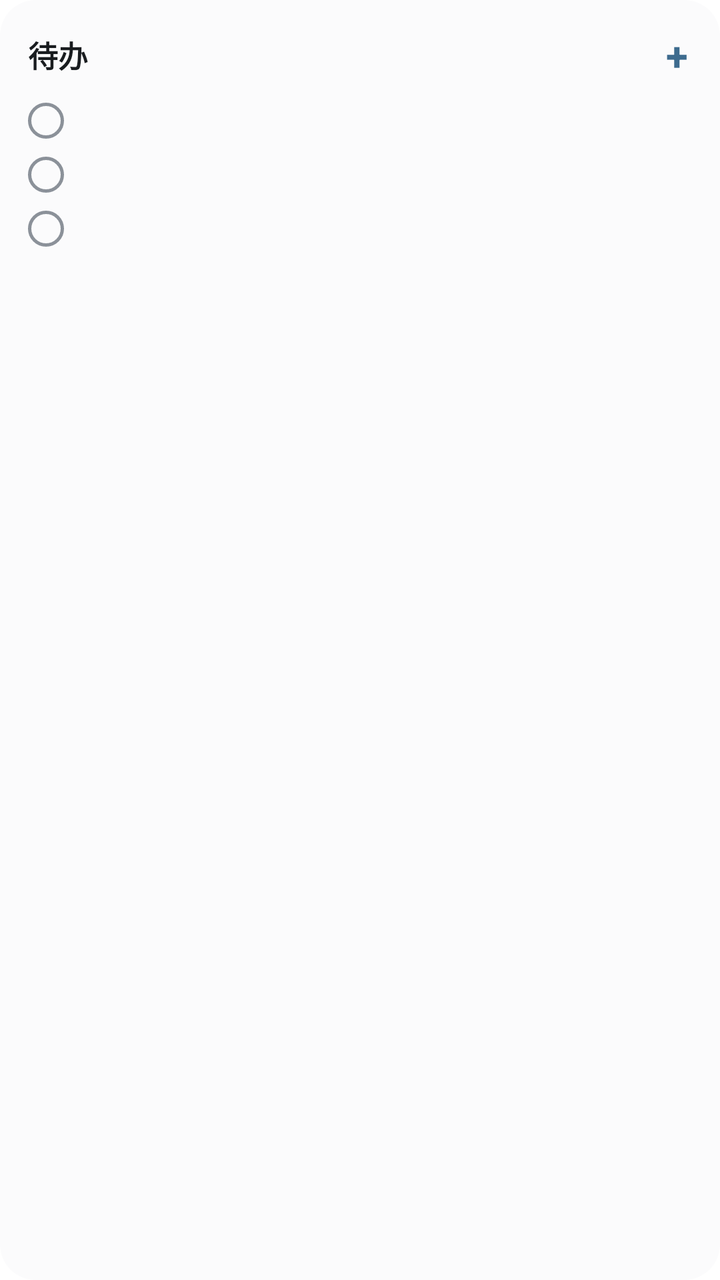
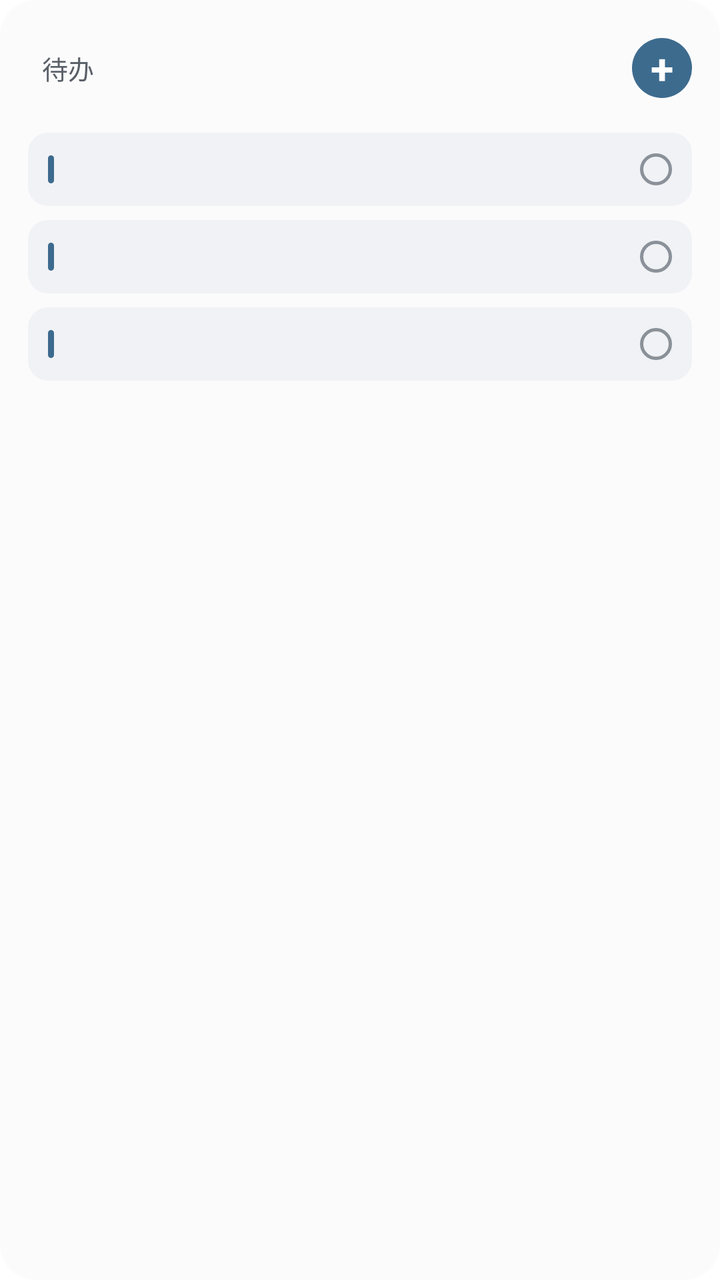

An Android layout rendered at two revisions. The XML below is the earlier revision; the diff shows what the commit changed to produce the second picture.
<!-- AndroidManifest.xml: fallback theme Theme.MaterialComponents.DayNight.NoActionBar -->
<!-- res/layout/widget_todo_4x2.xml -->
<?xml version="1.0" encoding="utf-8"?>
<LinearLayout xmlns:android="http://schemas.android.com/apk/res/android"
    android:id="@+id/widget_root"
    android:layout_width="match_parent"
    android:layout_height="match_parent"
    android:orientation="vertical"
    android:background="@drawable/widget_bg"
    android:padding="14dp">

    <LinearLayout
        android:layout_width="match_parent"
        android:layout_height="wrap_content"
        android:orientation="horizontal"
        android:gravity="center_vertical">

        <TextView
            android:layout_width="wrap_content"
            android:layout_height="wrap_content"
            android:text="待办"
            android:textSize="15sp"
            android:textStyle="bold"
            android:textColor="@color/widget_ink" />

        <TextView
            android:id="@+id/widget_count"
            android:layout_width="wrap_content"
            android:layout_height="wrap_content"
            android:layout_marginStart="6dp"
            android:textSize="13sp"
            android:textColor="@color/widget_primary" />

        <LinearLayout
            android:layout_width="0dp"
            android:layout_height="0dp"
            android:layout_weight="1" />

        <TextView
            android:id="@+id/widget_add"
            android:layout_width="wrap_content"
            android:layout_height="wrap_content"
            android:text="+"
            android:textSize="20sp"
            android:textStyle="bold"
            android:paddingStart="8dp"
            android:paddingEnd="2dp"
            android:textColor="@color/widget_primary" />
    </LinearLayout>

    <LinearLayout
        android:layout_width="match_parent"
        android:layout_height="10dp" />

    <LinearLayout
        android:id="@+id/widget_row0"
        android:layout_width="match_parent"
        android:layout_height="wrap_content"
        android:orientation="horizontal"
        android:gravity="center_vertical"
        android:paddingBottom="8dp">

        <TextView
            android:layout_width="18dp"
            android:layout_height="18dp"
            android:text=""
            android:maxLines="1"
            android:background="@drawable/widget_check_ring" />

        <TextView
            android:id="@+id/widget_title0"
            android:layout_width="match_parent"
            android:layout_height="wrap_content"
            android:layout_marginStart="10dp"
            android:maxLines="1"
            android:ellipsize="end"
            android:textSize="14sp"
            android:textColor="@color/widget_ink" />
    </LinearLayout>

    <LinearLayout
        android:id="@+id/widget_row1"
        android:layout_width="match_parent"
        android:layout_height="wrap_content"
        android:orientation="horizontal"
        android:gravity="center_vertical"
        android:paddingBottom="8dp">

        <TextView
            android:layout_width="18dp"
            android:layout_height="18dp"
            android:text=""
            android:maxLines="1"
            android:background="@drawable/widget_check_ring" />

        <TextView
            android:id="@+id/widget_title1"
            android:layout_width="match_parent"
            android:layout_height="wrap_content"
            android:layout_marginStart="10dp"
            android:maxLines="1"
            android:ellipsize="end"
            android:textSize="14sp"
            android:textColor="@color/widget_ink" />
    </LinearLayout>

    <LinearLayout
        android:id="@+id/widget_row2"
        android:layout_width="match_parent"
        android:layout_height="wrap_content"
        android:orientation="horizontal"
        android:gravity="center_vertical"
        android:paddingBottom="8dp">

        <TextView
            android:layout_width="18dp"
            android:layout_height="18dp"
            android:text=""
            android:maxLines="1"
            android:background="@drawable/widget_check_ring" />

        <TextView
            android:id="@+id/widget_title2"
            android:layout_width="match_parent"
            android:layout_height="wrap_content"
            android:layout_marginStart="10dp"
            android:maxLines="1"
            android:ellipsize="end"
            android:textSize="14sp"
            android:textColor="@color/widget_ink" />
    </LinearLayout>

    <TextView
        android:id="@+id/widget_empty"
        android:layout_width="match_parent"
        android:layout_height="wrap_content"
        android:visibility="gone"
        android:text="全部完成，休息一下"
        android:textSize="13sp"
        android:textColor="@color/widget_ink_soft" />
</LinearLayout>
<!-- resources referenced by this layout -->
<resources>
  <color name="widget_ink">#191C1F</color>
  <color name="widget_ink_soft">#5A6068</color>
  <color name="widget_primary">#3D6B8E</color>
  <!-- drawable widget_bg (drawable) -->
  <?xml version="1.0" encoding="utf-8"?>
  <shape xmlns:android="http://schemas.android.com/apk/res/android"
      android:shape="rectangle">
      <corners android:radius="18dp" />
      <solid android:color="@color/widget_bg" />
  </shape>
  <!-- drawable widget_check_ring (drawable) -->
  <?xml version="1.0" encoding="utf-8"?>
  <shape xmlns:android="http://schemas.android.com/apk/res/android"
      android:shape="oval">
      <stroke android:width="1.5dp" android:color="@color/widget_ring" />
      <size android:width="18dp" android:height="18dp" />
  </shape>
  <color name="widget_bg">#FBFBFC</color>
  <color name="widget_ring">#8B9199</color>
</resources>

<!-- the commit's change to res/layout/widget_todo_4x2.xml (unified diff, before → after) -->
@@ -14,20 +14,20 @@
         android:gravity="center_vertical">
 
         <TextView
-            android:layout_width="wrap_content"
-            android:layout_height="wrap_content"
-            android:text="待办"
-            android:textSize="15sp"
-            android:textStyle="bold"
-            android:textColor="@color/widget_ink" />
-
-        <TextView
             android:id="@+id/widget_count"
             android:layout_width="wrap_content"
             android:layout_height="wrap_content"
-            android:layout_marginStart="6dp"
+            android:textSize="30sp"
+            android:textStyle="bold"
+            android:textColor="@color/widget_primary" />
+
+        <TextView
+            android:layout_width="wrap_content"
+            android:layout_height="wrap_content"
+            android:layout_marginStart="7dp"
+            android:text="待办"
             android:textSize="13sp"
-            android:textColor="@color/widget_primary" />
+            android:textColor="@color/widget_ink_soft" />
 
         <LinearLayout
             android:layout_width="0dp"
@@ -36,19 +36,19 @@
 
         <TextView
             android:id="@+id/widget_add"
-            android:layout_width="wrap_content"
-            android:layout_height="wrap_content"
+            android:layout_width="30dp"
+            android:layout_height="30dp"
+            android:background="@drawable/widget_add_bg"
+            android:gravity="center"
             android:text="+"
-            android:textSize="20sp"
+            android:textSize="21sp"
             android:textStyle="bold"
-            android:paddingStart="8dp"
-            android:paddingEnd="2dp"
-            android:textColor="@color/widget_primary" />
+            android:textColor="@color/widget_add_fg" />
     </LinearLayout>
 
     <LinearLayout
         android:layout_width="match_parent"
-        android:layout_height="10dp" />
+        android:layout_height="12dp" />
 
     <LinearLayout
         android:id="@+id/widget_row0"
@@ -56,24 +56,33 @@
         android:layout_height="wrap_content"
         android:orientation="horizontal"
         android:gravity="center_vertical"
-        android:paddingBottom="8dp">
+        android:background="@drawable/widget_item_bg"
+        android:paddingLeft="10dp"
+        android:paddingRight="10dp"
+        android:paddingTop="9dp"
+        android:paddingBottom="9dp">
 
         <TextView
-            android:layout_width="18dp"
-            android:layout_height="18dp"
-            android:text=""
-            android:maxLines="1"
-            android:background="@drawable/widget_check_ring" />
+            android:layout_width="3dp"
+            android:layout_height="14dp"
+            android:background="@drawable/widget_bar" />
 
         <TextView
             android:id="@+id/widget_title0"
-            android:layout_width="match_parent"
+            android:layout_width="0dp"
             android:layout_height="wrap_content"
-            android:layout_marginStart="10dp"
+            android:layout_weight="1"
+            android:layout_marginStart="9dp"
             android:maxLines="1"
             android:ellipsize="end"
-            android:textSize="14sp"
+            android:textSize="13.5sp"
             android:textColor="@color/widget_ink" />
+
+        <TextView
+            android:layout_width="16dp"
+            android:layout_height="16dp"
+            android:layout_marginStart="9dp"
+            android:background="@drawable/widget_check_ring" />
     </LinearLayout>
 
     <LinearLayout
@@ -82,24 +91,34 @@
         android:layout_height="wrap_content"
         android:orientation="horizontal"
         android:gravity="center_vertical"
-        android:paddingBottom="8dp">
+        android:background="@drawable/widget_item_bg"
+        android:layout_marginTop="7dp"
+        android:paddingLeft="10dp"
+        android:paddingRight="10dp"
+        android:paddingTop="9dp"
+        android:paddingBottom="9dp">
 
         <TextView
-            android:layout_width="18dp"
-            android:layout_height="18dp"
-            android:text=""
-            android:maxLines="1"
-            android:background="@drawable/widget_check_ring" />
+            android:layout_width="3dp"
+            android:layout_height="14dp"
+            android:background="@drawable/widget_bar" />
 
         <TextView
             android:id="@+id/widget_title1"
-            android:layout_width="match_parent"
+            android:layout_width="0dp"
             android:layout_height="wrap_content"
-            android:layout_marginStart="10dp"
+            android:layout_weight="1"
+            android:layout_marginStart="9dp"
             android:maxLines="1"
             android:ellipsize="end"
-            android:textSize="14sp"
+            android:textSize="13.5sp"
             android:textColor="@color/widget_ink" />
+
+        <TextView
+            android:layout_width="16dp"
+            android:layout_height="16dp"
+            android:layout_marginStart="9dp"
+            android:background="@drawable/widget_check_ring" />
     </LinearLayout>
 
     <LinearLayout
@@ -108,24 +127,34 @@
         android:layout_height="wrap_content"
         android:orientation="horizontal"
         android:gravity="center_vertical"
-        android:paddingBottom="8dp">
+        android:background="@drawable/widget_item_bg"
+        android:layout_marginTop="7dp"
+        android:paddingLeft="10dp"
+        android:paddingRight="10dp"
+        android:paddingTop="9dp"
+        android:paddingBottom="9dp">
 
         <TextView
-            android:layout_width="18dp"
-            android:layout_height="18dp"
-            android:text=""
-            android:maxLines="1"
-            android:background="@drawable/widget_check_ring" />
+            android:layout_width="3dp"
+            android:layout_height="14dp"
+            android:background="@drawable/widget_bar" />
 
         <TextView
             android:id="@+id/widget_title2"
-            android:layout_width="match_parent"
+            android:layout_width="0dp"
             android:layout_height="wrap_content"
-            android:layout_marginStart="10dp"
+            android:layout_weight="1"
+            android:layout_marginStart="9dp"
             android:maxLines="1"
             android:ellipsize="end"
-            android:textSize="14sp"
+            android:textSize="13.5sp"
             android:textColor="@color/widget_ink" />
+
+        <TextView
+            android:layout_width="16dp"
+            android:layout_height="16dp"
+            android:layout_marginStart="9dp"
+            android:background="@drawable/widget_check_ring" />
     </LinearLayout>
 
     <TextView
<!-- resource entries referenced after the edit -->
@@ -1,8 +1,23 @@
 <!-- resources referenced by this layout -->
 <resources>
+  <color name="widget_add_fg">#FFFFFF</color>
   <color name="widget_ink">#191C1F</color>
   <color name="widget_ink_soft">#5A6068</color>
   <color name="widget_primary">#3D6B8E</color>
+  <!-- drawable widget_add_bg (drawable) -->
+  <?xml version="1.0" encoding="utf-8"?>
+  <shape xmlns:android="http://schemas.android.com/apk/res/android"
+      android:shape="oval">
+      <solid android:color="@color/widget_primary" />
+  </shape>
+  <!-- drawable widget_bar (drawable) -->
+  <?xml version="1.0" encoding="utf-8"?>
+  <shape xmlns:android="http://schemas.android.com/apk/res/android"
+      android:shape="rectangle">
+      <corners android:radius="1.5dp" />
+      <solid android:color="@color/widget_primary" />
+      <size android:width="3dp" android:height="14dp" />
+  </shape>
   <!-- drawable widget_bg (drawable) -->
   <?xml version="1.0" encoding="utf-8"?>
   <shape xmlns:android="http://schemas.android.com/apk/res/android"
@@ -17,7 +32,15 @@
       <stroke android:width="1.5dp" android:color="@color/widget_ring" />
       <size android:width="18dp" android:height="18dp" />
   </shape>
+  <!-- drawable widget_item_bg (drawable) -->
+  <?xml version="1.0" encoding="utf-8"?>
+  <shape xmlns:android="http://schemas.android.com/apk/res/android"
+      android:shape="rectangle">
+      <corners android:radius="10dp" />
+      <solid android:color="@color/widget_item_bg" />
+  </shape>
   <color name="widget_bg">#FBFBFC</color>
   <color name="widget_ring">#8B9199</color>
+  <color name="widget_item_bg">#F0F2F5</color>
 </resources>
 
